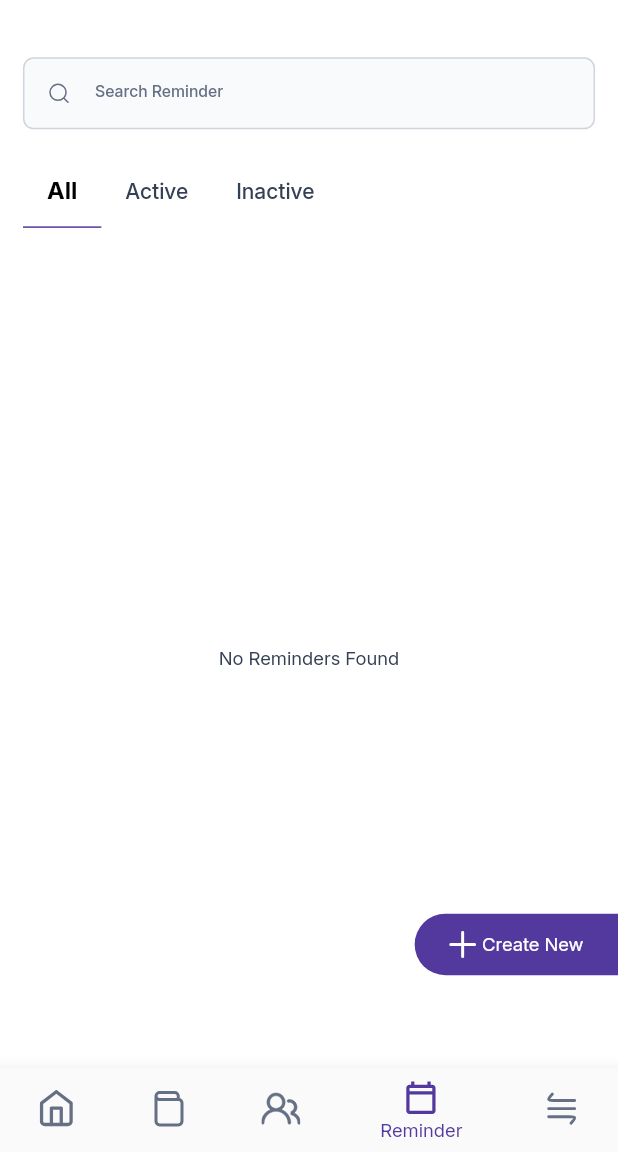
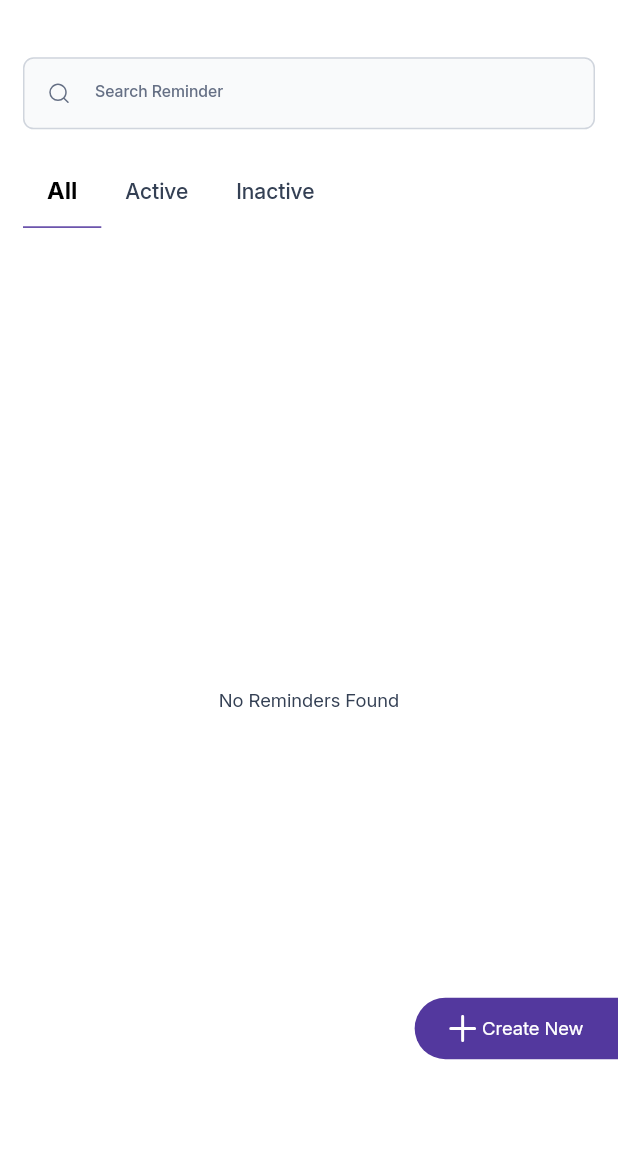
Before and after one commit to getvoicify/disciple-app-mobile, a Flutter app: the AllRemindersView screen opened by its route, on a phone screen of 412 x 824 dp, the part 84-1236 px from its top. Run offline on Flutter 3.47's test engine with Material 3 defaults, Android fonts, the phone set to English and light mode, and no system bars; drawn by our look-alikes of overlay_support; our stand-ins replace auto_route, cached_network_image, dio, drift, flutter_dotenv, flutter_image_compress and 15 more; missing offline and left inert: keycloak_wrapper, sqlite3; accounts and stored records are empty; generated files the repository leaves out were written again; network calls fail.

Commit message:
refactor: reorganize routing and clean up imports
- Changed initial route from DashboardRoute to SplashRoute for proper app startup flow
- Moved AllRemindersRoute from dashboard children to standalone route
- Removed unused imports and uncommented navigation code in KeycloakManager

```diff
--- a/lib/app/core/manager/keycloak_manager.dart
+++ b/lib/app/core/manager/keycloak_manager.dart
@@ -98,8 +98,7 @@ class KeycloakManager {
     _refreshTimer?.cancel();
     _refreshTimer = null;
 
-    /// TODO: undo this
-    // PageNavigator.replace(const HomeboardingRoute());
+    PageNavigator.replace(const HomeboardingRoute());
   }
 
   Future<void> _getUserInfo() async {
--- a/lib/app/core/routes/app_router.dart
+++ b/lib/app/core/routes/app_router.dart
@@ -16,15 +16,14 @@ class AppRouter extends RootStackRouter {
   @override
   List<AutoRoute> get routes => [
     AutoRoute(page: HomeboardingRoute.page),
-    AutoRoute(page: SplashRoute.page),
+    AutoRoute(page: SplashRoute.page, initial: true),
     AutoRoute(
       page: DashboardRoute.page,
-      initial: true,
       children: [
         AutoRoute(page: HomeRoute.page),
         AutoRoute(page: BibleRoute.page),
         AutoRoute(page: CommunityRoute.page),
-        AutoRoute(page: AllRemindersRoute.page),
+        AutoRoute(page: TodayRemindersRoute.page),
         AutoRoute(page: MoreRoute.page),
       ],
     ),
@@ -37,5 +36,6 @@ class AppRouter extends RootStackRouter {
     AutoRoute(page: BookmarksRoute.page),
     AutoRoute(page: ChurchRoute.page),
     AutoRoute(page: CreateReminderRoute.page),
+    AutoRoute(page: AllRemindersRoute.page),
   ];
 }
--- a/lib/features/reminder/data/repository_impl/reminder_repo_impl.dart
+++ b/lib/features/reminder/data/repository_impl/reminder_repo_impl.dart
@@ -2,7 +2,6 @@ import 'package:disciple/app/core/database/app_database.dart';
 import 'package:disciple/app/core/database/module/app_database_module.dart';
 import 'package:disciple/features/reminder/data/mapper/module/module.dart';
 import 'package:disciple/features/reminder/data/mapper/reminder_mapper.dart';
-import 'package:disciple/features/reminder/data/model/reminder_model.dart';
 import 'package:disciple/features/reminder/domain/entity/reminder_entity.dart';
 import 'package:disciple/features/reminder/domain/repository/reminder_repository.dart';
 import 'package:disciple/features/reminder/domain/usecase/watch_reminder_usecase.dart';
--- a/lib/features/reminder/presentation/views/all_reminders_view.dart
+++ b/lib/features/reminder/presentation/views/all_reminders_view.dart
@@ -146,7 +146,7 @@ class _AllRemindersViewState extends ConsumerState<AllRemindersView>
               onTap: () => _onTap(reminder),
             );
           },
-          separatorBuilder: (_, __) => SizedBox(height: 12.h),
+          separatorBuilder: (_, _) => SizedBox(height: 12.h),
         );
       },
     );
--- a/lib/features/reminder/presentation/views/create_reminder_view.dart
+++ b/lib/features/reminder/presentation/views/create_reminder_view.dart
@@ -18,7 +18,6 @@ import 'package:flutter/material.dart';
 import 'package:flutter/services.dart';
 import 'package:flutter_screenutil/flutter_screenutil.dart';
 import 'package:hooks_riverpod/hooks_riverpod.dart';
-import 'package:uuid/uuid.dart';
 
 @RoutePage()
 class CreateReminderView extends ConsumerStatefulWidget {
```
Also changed, not shown: lib/features/reminder/presentation/views/today_reminders_view.dart (+2 -5 lines).
